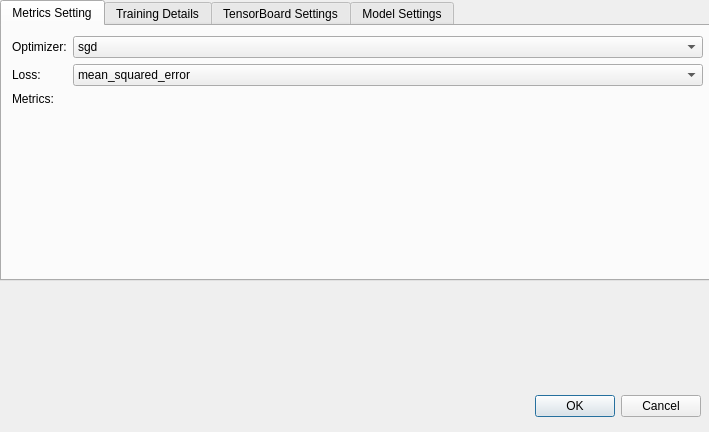
This is app/trainconfigurationdialog.ui in kelvin34501/alchimia_repo as Qt 5 draws it before an edit. The edited form follows.
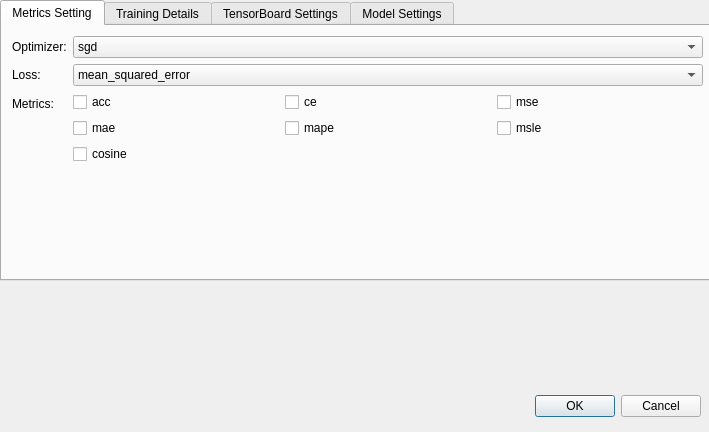
This is the edited form. The open tabs and pages were chosen to show the change.

```diff
--- a/app/trainconfigurationdialog.ui
+++ b/app/trainconfigurationdialog.ui
@@ -189,6 +189,62 @@
         </item>
        </widget>
       </item>
+      <item row="2" column="1">
+       <layout class="QGridLayout" name="gridLayout" columnstretch="0,0,0">
+        <item row="0" column="2">
+         <widget class="QCheckBox" name="mse">
+          <property name="text">
+           <string>mse</string>
+          </property>
+         </widget>
+        </item>
+        <item row="1" column="1">
+         <widget class="QCheckBox" name="mape">
+          <property name="text">
+           <string>mape</string>
+          </property>
+         </widget>
+        </item>
+        <item row="1" column="2">
+         <widget class="QCheckBox" name="msle">
+          <property name="text">
+           <string>msle</string>
+          </property>
+         </widget>
+        </item>
+        <item row="0" column="0">
+         <widget class="QCheckBox" name="acc">
+          <property name="text">
+           <string>acc</string>
+          </property>
+          <property name="checked">
+           <bool>false</bool>
+          </property>
+         </widget>
+        </item>
+        <item row="1" column="0">
+         <widget class="QCheckBox" name="mae">
+          <property name="text">
+           <string>mae</string>
+          </property>
+         </widget>
+        </item>
+        <item row="0" column="1">
+         <widget class="QCheckBox" name="ce">
+          <property name="text">
+           <string>ce</string>
+          </property>
+         </widget>
+        </item>
+        <item row="2" column="0">
+         <widget class="QCheckBox" name="cosine">
+          <property name="text">
+           <string>cosine</string>
+          </property>
+         </widget>
+        </item>
+       </layout>
+      </item>
      </layout>
     </widget>
    </widget>
```
Left out of the diff: 6 changed lines with no effect on the pictures.
